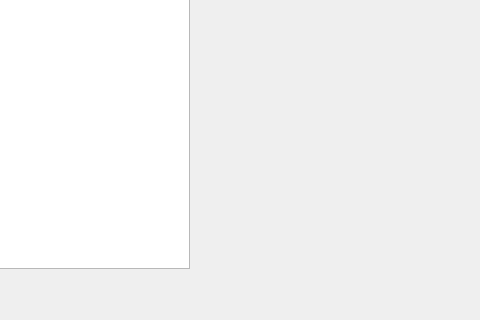
Old version of the form ui/edit_segmentor_descriptions.ui in the repository ddksr/segmentor-meshlab; both pictures show x 505 to 985 and y 221 to 541 of the 985 by 541 pixel window.
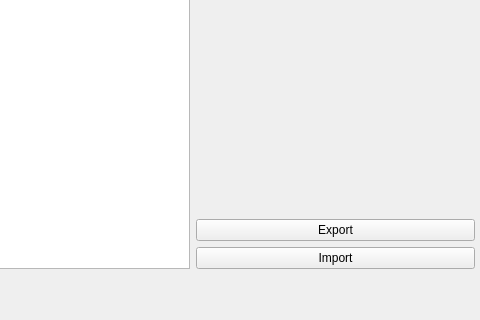
New version of the form.

Commit message: import, export and amphora superquadric in ui

Diff of the .ui file:
```diff
--- a/ui/edit_segmentor_descriptions.ui
+++ b/ui/edit_segmentor_descriptions.ui
@@ -83,6 +83,23 @@
          </property>
         </spacer>
        </item>
+       <item>
+        <widget class="QPushButton" name="btnExport">
+         <property name="text">
+          <string>Export</string>
+         </property>
+        </widget>
+       </item>
+       <item>
+        <widget class="QPushButton" name="btnImport">
+         <property name="enabled">
+          <bool>true</bool>
+         </property>
+         <property name="text">
+          <string>Import</string>
+         </property>
+        </widget>
+       </item>
       </layout>
      </item>
     </layout>
```
The commit also changes 10 other files.
